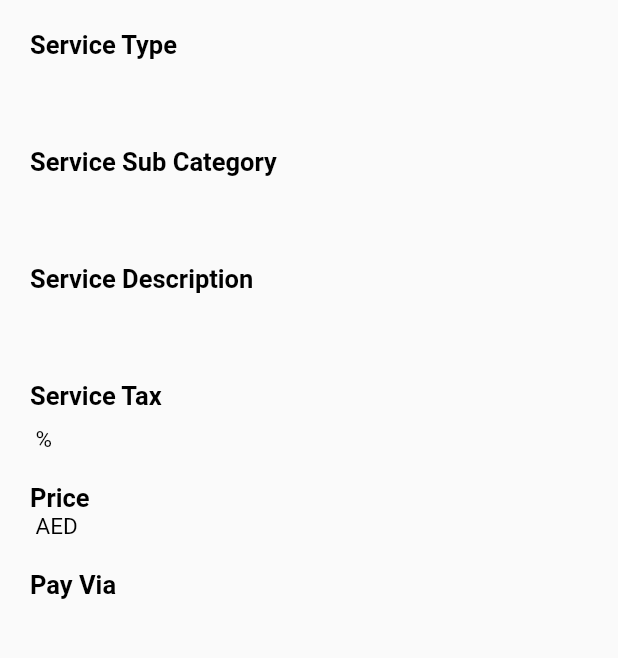
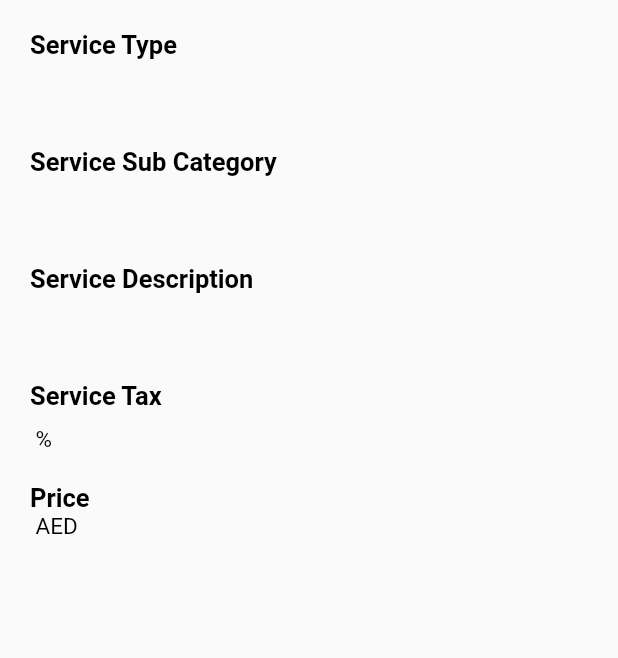
Before and after one commit to numanjaved14/City_Max_Admin, a Flutter app: the ServiceDetail screen opened directly with empty values, on a phone screen of 412 x 824 dp, the part 203-861 px from its top. Run offline on Flutter 3.47's test engine with Material 2 defaults, Android fonts, the phone set to English and light mode, and no system bars; our stand-ins replace cloud_firestore, date_time_picker, firebase_auth, firebase_core, flutter_rating_bar, flutter_spinkit and 2 more; accounts and stored records are empty.

```diff
--- a/lib/bottom_pages/service_page.dart
+++ b/lib/bottom_pages/service_page.dart
@@ -14,63 +14,55 @@ class ServicePage extends StatefulWidget {
 }
 
 class _ServicePageState extends State<ServicePage> {
-  var isbool= false;
+  var isbool = false;
   @override
   Widget build(BuildContext context) {
     return Scaffold(
       backgroundColor: Colors.white,
       appBar: AppBar(
-            iconTheme: IconThemeData(
-          color: Colors.blue
-        ),
+        iconTheme: IconThemeData(color: Colors.blue),
         elevation: 2,
         backgroundColor: Colors.white,
         centerTitle: true,
-        title: Image.asset('assets/splash.png',height: 50,),
+        title: Image.asset(
+          'assets/splash.png',
+          height: 50,
         ),
-      floatingActionButton:FloatingActionButton(onPressed: (){
-       Navigator.push(context, MaterialPageRoute(builder: (builder) => AddService()));
-      },child: Icon(Icons.add),),
+      ),
+      floatingActionButton: FloatingActionButton(
+        onPressed: () {
+          Navigator.push(
+              context, MaterialPageRoute(builder: (builder) => AddService()));
+        },
+        child: Icon(Icons.add),
+      ),
       body: SingleChildScrollView(
-     child:
-            Container(
+        child: Container(
           height: 680,
-              child:   StreamBuilder(
-                      stream: FirebaseFirestore.instance
-                          .collection("Services")
-                          .snapshots(),
-                      builder: (BuildContext context,
-                          AsyncSnapshot<QuerySnapshot> snapshot) {
-
-
-
-
+          child: StreamBuilder(
+            stream:
+                FirebaseFirestore.instance.collection("Services").snapshots(),
+            builder:
+                (BuildContext context, AsyncSnapshot<QuerySnapshot> snapshot) {
               if (snapshot.hasError) {
                 return Text('Some Thing Missing');
               }
-                        if (snapshot.hasData){
+              if (snapshot.hasData) {
                 return ListView.builder(
                   itemCount: snapshot.data!.docs.length,
                   itemBuilder: (context, index) {
-
-                            return isbool ? CircularProgressIndicator(): ShowService(snap: snapshot.data!.docs[index]);
+                    return isbool
+                        ? CircularProgressIndicator()
+                        : ShowService(snap: snapshot.data!.docs[index]);
                   },
                 );
               }
 
               return Center(child: CircularProgressIndicator());
-
-
-
-
             },
-
-                    ),
-
-
           ),
         ),
-
+      ),
     );
     //  ListTile(
     //s   onTap: () {
--- a/lib/details/service_details.dart
+++ b/lib/details/service_details.dart
@@ -217,30 +217,30 @@ class _ServiceDetailState extends State<ServiceDetail> {
                 textAlign: TextAlign.start,
               ),
             ),
-            SizedBox(
-              height: 20,
-            ),
-            Container(
-              margin: EdgeInsets.only(left: 20),
-              child: Text(
-                'Pay Via',
-                textAlign: TextAlign.right,
-                style: TextStyle(
-                    color: Colors.black,
-                    fontSize: 17,
-                    fontWeight: FontWeight.w700),
-              ),
-            ),
-            Container(
-              margin: EdgeInsets.only(left: 20),
-              child: Text(
-                widget.snap['payVia'] == null
-                    ? 'No Data Found'
-                    : widget.snap['price'],
-                style: TextStyle(color: Colors.black, fontSize: 15),
-                textAlign: TextAlign.start,
-              ),
-            ),
+            // SizedBox(
+            //   height: 20,
+            // ),
+            // Container(
+            //   margin: EdgeInsets.only(left: 20),
+            //   child: Text(
+            //     'Pay Via',
+            //     textAlign: TextAlign.right,
+            //     style: TextStyle(
+            //         color: Colors.black,
+            //         fontSize: 17,
+            //         fontWeight: FontWeight.w700),
+            //   ),
+            // ),
+            // Container(
+            //   margin: EdgeInsets.only(left: 20),
+            //   child: Text(
+            //     widget.snap['payVia'] == null
+            //         ? 'No Data Found'
+            //         : widget.snap['price'],
+            //     style: TextStyle(color: Colors.black, fontSize: 15),
+            //     textAlign: TextAlign.start,
+            //   ),
+            // ),
           ],
         ),
       ),
```
Lines whose indentation alone changed are shown as unchanged.
